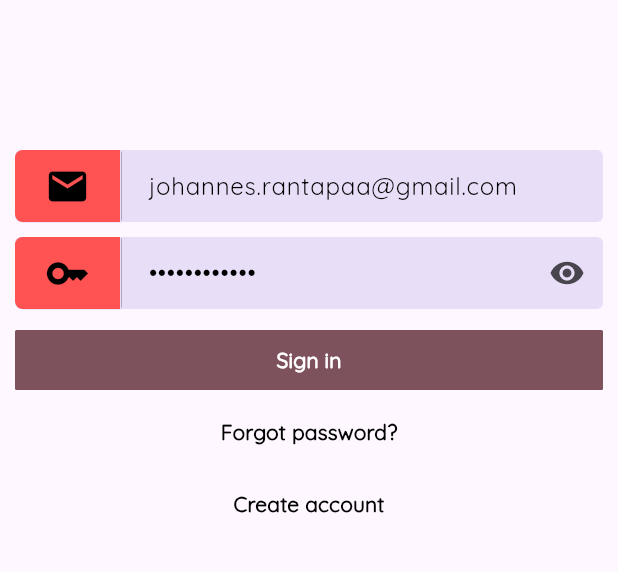
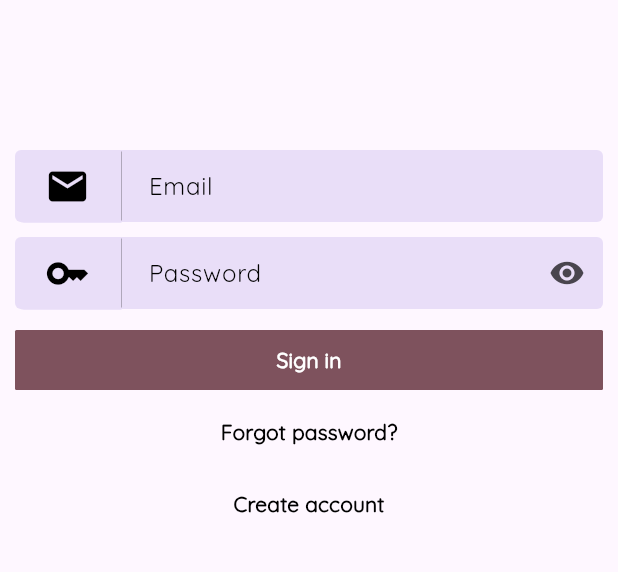
Before and after one commit to Necromunda/HealthCompanion, a Flutter app: the screen it shows after launch, on a phone screen of 412 x 824 dp, the part 378-950 px from its top. Run offline on Flutter 3.47's test engine with Material 2 defaults, Android fonts, the phone set to English and light mode, and no system bars; our stand-ins replace cloud_firestore, email_validator, equatable, firebase_auth, firebase_core, shared_preferences; accounts and stored records are empty; generated files the repository leaves out were written again.

Commit message:
add functionality to forgot password screen

```diff
--- a/lib/screens/loading_screen.dart
+++ b/lib/screens/loading_screen.dart
@@ -10,7 +10,7 @@ class LoadingScreen extends StatelessWidget {
     return Scaffold(
       appBar: AppBar(
         backgroundColor: Colors.transparent,
-        elevation: 0.0,
+        automaticallyImplyLeading: false,
       ),
       body: Padding(
         padding: const EdgeInsets.symmetric(horizontal: 10),
--- a/lib/screens/overview_screen.dart
+++ b/lib/screens/overview_screen.dart
@@ -186,12 +186,10 @@ class _OverviewState extends State<Overview> {
 
   void _scrollBundles(int index) {
     print("Scroll to $index");
-    // _bundlePageViewController.animateToPage(
     _bundlePageViewController.jumpToPage(
       index,
-      // duration: const Duration(milliseconds: 300),
-      // curve: Curves.easeInOut,
     );
+    SharedPreferencesHelper.setBundle(index);
   }
 
   void _showComponentBreakdown(Component component) {
@@ -256,7 +254,6 @@ class _OverviewState extends State<Overview> {
                   stream: _userDailyDataDocStream,
                   builder: (context, snapshot) {
                     if (snapshot.data?.data() == null) {
-                      // if (snapshot.connectionState == ConnectionState.waiting) {
                       print("data is null");
                       return const LoadingComponents();
                     }
--- a/lib/screens/signin_screen.dart
+++ b/lib/screens/signin_screen.dart
@@ -2,6 +2,7 @@ import 'package:flutter/material.dart';
 import 'package:firebase_auth/firebase_auth.dart';
 import 'package:email_validator/email_validator.dart';
 import 'package:flutter_gen/gen_l10n/app_localizations.dart';
+import 'package:health_companion/services/firebase_service.dart';
 
 import 'package:health_companion/util.dart';
 import 'package:health_companion/screens/signup_screen.dart';
@@ -30,10 +31,6 @@ class _SignInState extends State<SignIn> {
     _obscureText = true;
     _passwordRegExp = RegExp(
         r'^(?=.*?[A-Z])(?=.*?[a-z])(?=.*?[0-9])(?=.*?[!@#$%^&*()_\-+=]).{8,63}$');
-    setState(() {
-      _emailController.text = "johannes.rantapaa@gmail.com";
-      _passwordController.text = "Johannes00!!";
-    });
     super.initState();
   }
 
@@ -52,12 +49,12 @@ class _SignInState extends State<SignIn> {
   }
 
   void _login(String email, String password) {
+    if (email.isEmpty || password.isEmpty) return;
     Navigator.push(
       context,
       MaterialPageRoute(
         builder: (context) => FutureBuilder(
-          future: FirebaseAuth.instance
-              .signInWithEmailAndPassword(email: email, password: password),
+          future: FirebaseService.signIn(email: email, password: password),
           builder: (context, snapshot) {
             if (snapshot.hasError) {
               Future(() => Navigator.of(context).pop());
@@ -110,7 +107,8 @@ class _SignInState extends State<SignIn> {
   }
 
   void _loginButtonHandler() async {
-    _login(_emailController.text, _passwordController.text);
+    // _login(_emailController.text, _passwordController.text);
+    _login('johannes.rantapaa@gmail.com', 'Johannes00!?');
   }
 
   void _forgotPasswordButtonHandler() {
--- a/lib/screens/signup_screen.dart
+++ b/lib/screens/signup_screen.dart
@@ -13,7 +13,7 @@ class SignUp extends StatefulWidget {
 }
 
 class _SignUpState extends State<SignUp> {
-  final PageController _pageController = PageController(initialPage: 3);
+  final PageController _pageController = PageController(initialPage: 0);
   String? _username, _email, _password;
   DateTime? _dateOfBirth;
   double? _height, _weight;
--- a/lib/services/firebase_service.dart
+++ b/lib/services/firebase_service.dart
@@ -29,9 +29,11 @@ enum UserAchievementType {
 class FirebaseService {
   static FirebaseFirestore get db => FirebaseFirestore.instance;
 
-  static User get user => FirebaseAuth.instance.currentUser!;
+  static FirebaseAuth get auth => FirebaseAuth.instance;
 
-  static String get uid => FirebaseAuth.instance.currentUser!.uid;
+  static User get user => auth.currentUser!;
+
+  static String get uid => auth.currentUser!.uid;
 
   static DocumentReference get userDocRef => db.collection('users').doc(uid);
 
@@ -49,6 +51,15 @@ class FirebaseService {
 
   static DocumentReference get userAchievementsDocRef =>
       db.collection('user_achievements').doc(uid);
+
+  static Future<UserCredential> signIn(
+      {required String email, required String password}) async {
+    return auth.signInWithEmailAndPassword(email: email, password: password);
+  }
+
+  static Future<void> sendPasswordResetEmail({required String email}) async {
+    auth.sendPasswordResetEmail(email: email);
+  }
 
   static Future<bool> createUserOnSignup({
     context,
@@ -314,7 +325,8 @@ class FirebaseService {
           'unlockDate': DateTime.now(),
         }));
         addToStats(UserStats.addAchievement, 1);
-        Util.showAchievementNotification(context, title, 'assets/images/$name.png');
+        Util.showAchievementNotification(
+            context, title, 'assets/images/$name.png');
       }
 
       List<Map<String, dynamic>> data =
```
Also changed, not shown: lib/screens/forgot_password_screen.dart (+3 -8 lines).
